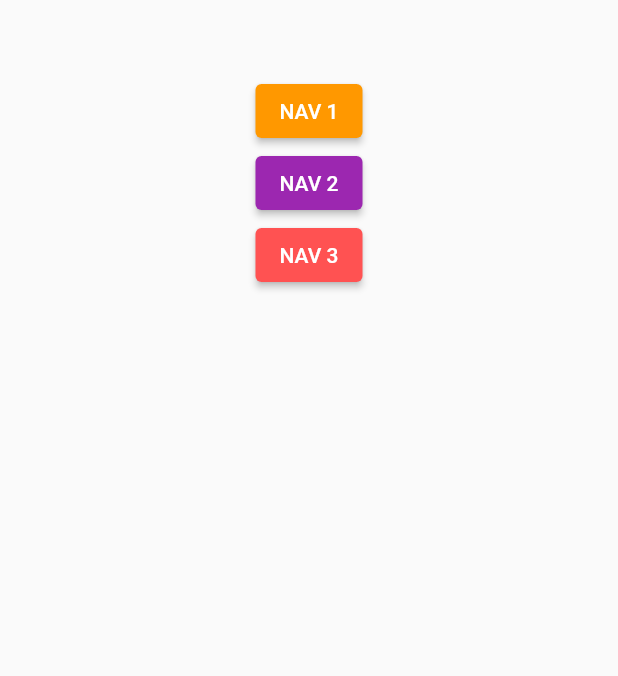
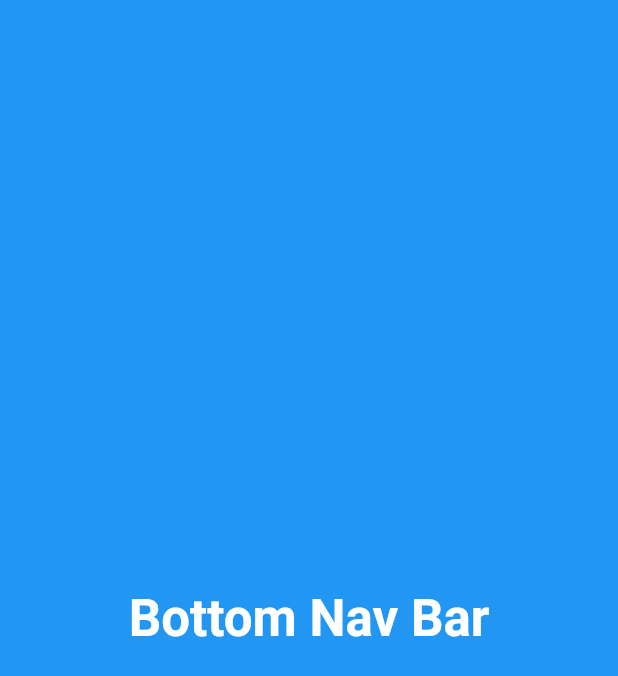
Before and after one commit to jahidcs/ui-flutter, a Flutter app: the first screen one second after launch, on a phone screen of 412 x 824 dp. Shown: the top 676 px of the screen. Run offline on Flutter 3.47's test engine with Material 2 defaults, Android fonts, the phone set to English and light mode, and no system bars; our stand-ins replace curved_navigation_bar, google_nav_bar.

Commit message:
splash screen implement

```diff
--- a/lib/main.dart
+++ b/lib/main.dart
@@ -1,6 +1,7 @@
 import 'package:bottomnav_ui/views/nav_1.dart';
 import 'package:bottomnav_ui/views/nav_2.dart';
 import 'package:bottomnav_ui/views/nav_3.dart';
+import 'package:bottomnav_ui/views/splash_screen.dart';
 import 'package:flutter/material.dart';
 
 void main() {
@@ -20,7 +21,7 @@ class MyApp extends StatelessWidget {
         visualDensity: VisualDensity.adaptivePlatformDensity,
       ),
       debugShowCheckedModeBanner: false,
-      home: const LandingPage(),
+      home: const SplashScreen(),
     );
   }
 }
--- /dev/null
+++ b/lib/views/splash_screen.dart
@@ -0,0 +1,43 @@
+import 'dart:async';
+import 'package:bottomnav_ui/main.dart';
+import 'package:flutter/material.dart';
+
+class SplashScreen extends StatefulWidget {
+  const SplashScreen({super.key});
+
+  @override
+  State<SplashScreen> createState() => _SplashScreenState();
+}
+
+class _SplashScreenState extends State<SplashScreen> {
+  @override
+  void initState() {
+    super.initState();
+    Timer(const Duration(seconds: 3), () {
+      Navigator.of(context).pushReplacement(
+        MaterialPageRoute(
+          builder: (context) => const LandingPage(),
+        ),
+      );
+    });
+  }
+
+  @override
+  Widget build(BuildContext context) {
+    return Scaffold(
+      body: Container(
+        color: Colors.blue,
+        child: const Center(
+          child: Text(
+            'Bottom Nav Bar',
+            style: TextStyle(
+              fontSize: 34,
+              fontWeight: FontWeight.w700,
+              color: Colors.white,
+            ),
+          ),
+        ),
+      ),
+    );
+  }
+}
```
